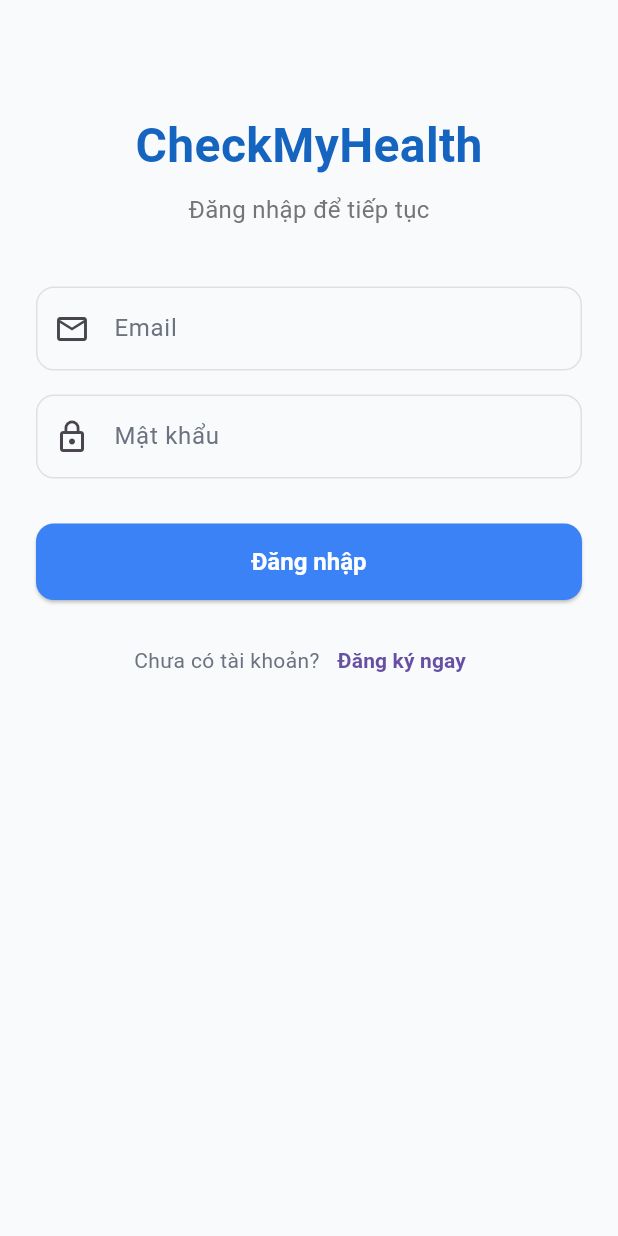
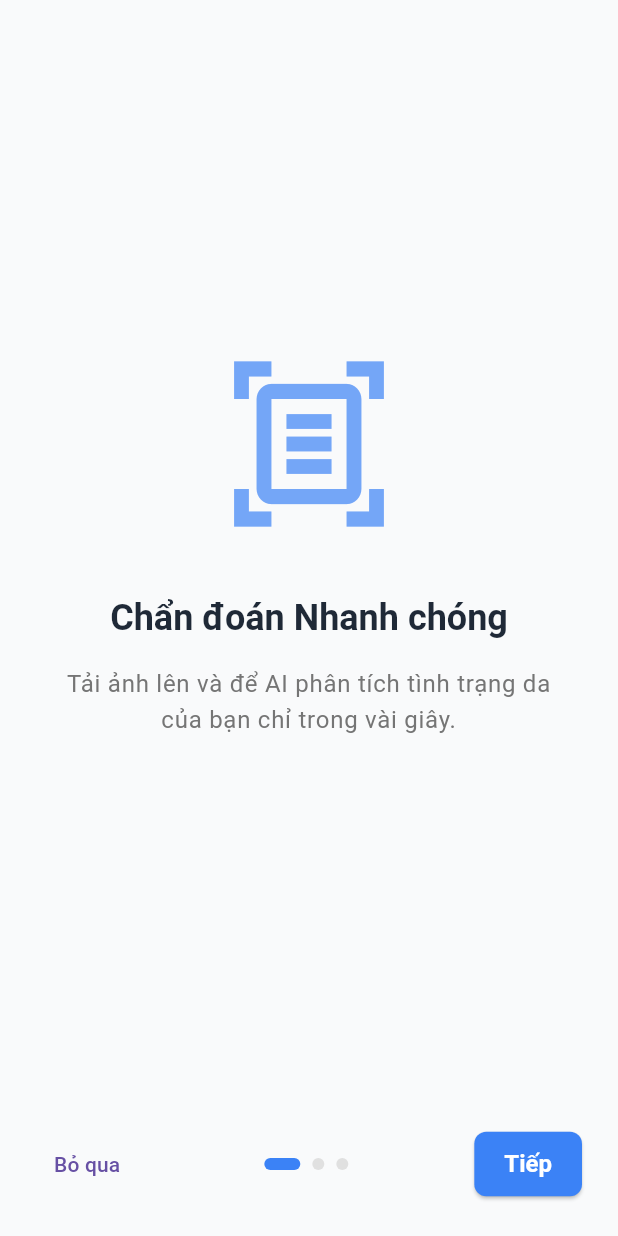
Before and after one commit to DuyTruong-myGit/skin_app_frontend, a Flutter app: the screen it shows after launch, on a phone screen of 412 x 824 dp. Run offline on Flutter 3.47's test engine with Material 3 defaults, Android fonts, the phone set to English and light mode, and no system bars; our stand-ins replace dio, fl_chart, flutter_secure_storage, image_picker, jwt_decoder, shared_preferences.

Commit message:
feat(ui): Hoàn thiện Giai đoạn chào (Onboarding) và Giai đoạn Theme (Light/Dark Theme)

```diff
--- a/lib/config/app_theme.dart
+++ b/lib/config/app_theme.dart
@@ -1,66 +1,46 @@
 import 'package:flutter/material.dart';
 
 class AppTheme {
-  // Màu sắc chủ đạo (Xanh dương y tế nhẹ nhàng)
+  // === MÀU SÁNG ===
   static const Color primaryColor = Color(0xFF3B82F6); // Blue-500
   static const Color primaryLightColor = Color(0xFFBFDBFE); // Blue-200
-
-  // Màu nền
   static const Color backgroundColor = Color(0xFFF9FAFB); // Cool Gray-50
-
-  // Màu chữ
   static const Color textColor = Color(0xFF1F2937); // Cool Gray-800
   static const Color textSecondaryColor = Color(0xFF6B7280); // Cool Gray-500
 
-  // Định nghĩa ThemeData
+  // === MÀU TỐI ===
+  static const Color darkBackgroundColor = Color(0xFF1F2937); // Cool Gray-800
+  static const Color darkCardColor = Color(0xFF374151); // Cool Gray-700
+  static const Color darkTextColor = Color(0xFFF9FAFB); // Cool Gray-50
+  static const Color darkTextSecondaryColor = Color(0xFF9CA3AF); // Cool Gray-400
+
+  // === THEME SÁNG ===
   static ThemeData get lightTheme {
     return ThemeData(
+      brightness: Brightness.light,
       primaryColor: primaryColor,
       scaffoldBackgroundColor: backgroundColor,
-
-      // Cấu hình AppBar
       appBarTheme: const AppBarTheme(
         backgroundColor: backgroundColor,
         elevation: 0,
         iconTheme: IconThemeData(color: textColor),
-        titleTextStyle: TextStyle(
-          color: textColor,
-          fontSize: 20,
-          fontWeight: FontWeight.w600,
-        ),
+        titleTextStyle: TextStyle(color: textColor, fontSize: 20, fontWeight: FontWeight.w600),
       ),
-
-      // Cấu hình Text
       textTheme: const TextTheme(
-        headlineSmall: TextStyle(
-          color: textColor,
-          fontWeight: FontWeight.bold,
-        ),
-        titleLarge: TextStyle(
-          color: textColor,
-          fontWeight: FontWeight.w600,
-        ),
+        headlineSmall: TextStyle(color: textColor, fontWeight: FontWeight.bold),
+        titleLarge: TextStyle(color: textColor, fontWeight: FontWeight.w600),
         bodyLarge: TextStyle(color: textColor, fontSize: 16),
         bodyMedium: TextStyle(color: textSecondaryColor, fontSize: 14),
       ),
-
-      // Cấu hình Nút bấm
       elevatedButtonTheme: ElevatedButtonThemeData(
         style: ElevatedButton.styleFrom(
           backgroundColor: primaryColor,
           foregroundColor: Colors.white,
-          shape: RoundedRectangleBorder(
-            borderRadius: BorderRadius.circular(12),
-          ),
+          shape: RoundedRectangleBorder(borderRadius: BorderRadius.circular(12)),
           padding: const EdgeInsets.symmetric(vertical: 16, horizontal: 24),
-          textStyle: const TextStyle(
-            fontSize: 16,
-            fontWeight: FontWeight.bold,
-          ),
+          textStyle: const TextStyle(fontSize: 16, fontWeight: FontWeight.bold),
         ),
       ),
-
-      // Cấu hình Ô nhập liệu
       inputDecorationTheme: InputDecorationTheme(
         border: OutlineInputBorder(
           borderRadius: BorderRadius.circular(12),
@@ -76,6 +56,74 @@ class AppTheme {
         ),
         labelStyle: const TextStyle(color: textSecondaryColor),
       ),
+      // === SỬA LỖI 1 Ở ĐÂY ===
+      cardTheme: CardThemeData(
+        elevation: 0.5,
+        color: Colors.white,
+        shape: RoundedRectangleBorder(borderRadius: BorderRadius.circular(12)),
+      ),
+      bottomNavigationBarTheme: BottomNavigationBarThemeData(
+        backgroundColor: Colors.white,
+        selectedItemColor: primaryColor,
+        unselectedItemColor: textSecondaryColor,
+      ),
+    );
+  }
+
+  // === THEME TỐI (MỚI) ===
+  static ThemeData get darkTheme {
+    return ThemeData(
+      brightness: Brightness.dark,
+      primaryColor: primaryColor,
+      scaffoldBackgroundColor: darkBackgroundColor,
+      appBarTheme: const AppBarTheme(
+        backgroundColor: darkBackgroundColor,
+        elevation: 0,
+        iconTheme: IconThemeData(color: darkTextColor),
+        titleTextStyle: TextStyle(color: darkTextColor, fontSize: 20, fontWeight: FontWeight.w600),
+      ),
+      textTheme: const TextTheme(
+        headlineSmall: TextStyle(color: darkTextColor, fontWeight: FontWeight.bold),
+        titleLarge: TextStyle(color: darkTextColor, fontWeight: FontWeight.w600),
+        bodyLarge: TextStyle(color: darkTextColor, fontSize: 16),
+        bodyMedium: TextStyle(color: darkTextSecondaryColor, fontSize: 14),
+      ),
+      elevatedButtonTheme: ElevatedButtonThemeData(
+        style: ElevatedButton.styleFrom(
+          backgroundColor: primaryColor,
+          foregroundColor: Colors.white,
+          shape: RoundedRectangleBorder(borderRadius: BorderRadius.circular(12)),
+          padding: const EdgeInsets.symmetric(vertical: 16, horizontal: 24),
+          textStyle: const TextStyle(fontSize: 16, fontWeight: FontWeight.bold),
+        ),
+      ),
+      inputDecorationTheme: InputDecorationTheme(
+        border: OutlineInputBorder(
+          borderRadius: BorderRadius.circular(12),
+          borderSide: const BorderSide(color: primaryLightColor),
+        ),
+        enabledBorder: OutlineInputBorder(
+          borderRadius: BorderRadius.circular(12),
+          borderSide: BorderSide(color: Colors.grey[700]!),
+        ),
+        focusedBorder: OutlineInputBorder(
+          borderRadius: BorderRadius.circular(12),
+          borderSide: const BorderSide(color: primaryColor, width: 2.0),
+        ),
+        labelStyle: const TextStyle(color: darkTextSecondaryColor),
+        prefixIconColor: darkTextSecondaryColor,
+      ),
+      // === SỬA LỖI 2 Ở ĐÂY ===
+      cardTheme: CardThemeData(
+        elevation: 0.5,
+        color: darkCardColor, // Màu thẻ tối
+        shape: RoundedRectangleBorder(borderRadius: BorderRadius.circular(12)),
+      ),
+      bottomNavigationBarTheme: BottomNavigationBarThemeData(
+        backgroundColor: darkCardColor, // Màu BottomNav tối
+        selectedItemColor: primaryColor,
+        unselectedItemColor: darkTextSecondaryColor,
+      ),
     );
   }
 }
--- a/lib/main.dart
+++ b/lib/main.dart
@@ -2,9 +2,15 @@ import 'package:flutter/material.dart';
 import 'package:app/config/app_theme.dart';
 import 'package:app/screens/splash_screen.dart';
 import 'package:app/services/navigation_service.dart';
-
+import 'package:app/providers/theme_provider.dart';
+import 'package:provider/provider.dart';
 void main() {
-  runApp(const MyApp());
+  runApp(
+    ChangeNotifierProvider(
+      create: (context) => ThemeProvider(),
+      child: const MyApp(),
+    ),
+  );
 }
 
 class MyApp extends StatelessWidget {
@@ -12,12 +18,22 @@ class MyApp extends StatelessWidget {
 
   @override
   Widget build(BuildContext context) {
-    return MaterialApp(
-      navigatorKey: NavigationService.navigatorKey,
-      title: 'Chẩn đoán Da',
-      theme: AppTheme.lightTheme,
-      debugShowCheckedModeBanner: false, // Tắt banner "Debug"
-      home: SplashScreen(),
+    // Lắng nghe ThemeProvider bằng 'Consumer'
+    return Consumer<ThemeProvider>(
+      builder: (context, themeProvider, child) {
+        // 'themeProvider' bây giờ đã được định nghĩa
+        return MaterialApp(
+          navigatorKey: NavigationService.navigatorKey,
+          title: 'Chẩn đoán Da',
+
+          theme: AppTheme.lightTheme,      // Theme Sáng
+          darkTheme: AppTheme.darkTheme,   // Theme Tối
+          themeMode: themeProvider.themeMode, // Lựa chọn của user
+
+          debugShowCheckedModeBanner: false,
+          home: SplashScreen(),
+        );
+      },
     );
   }
 }
--- /dev/null
+++ b/lib/providers/theme_provider.dart
@@ -0,0 +1,77 @@
+import 'package:flutter/material.dart';
+import 'package:shared_preferences/shared_preferences.dart';
+
+// Enum để định nghĩa các lựa chọn
+enum ThemeModeOption { system, light, dark }
+
+class ThemeProvider extends ChangeNotifier {
+  // Mặc định là theo hệ thống
+  ThemeMode _themeMode = ThemeMode.system;
+
+  ThemeMode get themeMode => _themeMode;
+
+  ThemeProvider() {
+    // Tải lựa chọn đã lưu khi khởi động
+    _loadThemeMode();
+  }
+
+  // Tải theme từ bộ nhớ
+  Future<void> _loadThemeMode() async {
+    final prefs = await SharedPreferences.getInstance();
+    // Đọc 'theme' đã lưu (ví dụ: 'system', 'light', 'dark')
+    final String themeString = prefs.getString('theme_mode') ?? 'system';
+
+    _themeMode = _stringToThemeMode(themeString);
+    notifyListeners();
+  }
+
+  // Chuyển đổi theme và lưu lại
+  Future<void> setThemeMode(ThemeModeOption option) async {
+    _themeMode = _optionToThemeMode(option);
+
+    final prefs = await SharedPreferences.getInstance();
+    await prefs.setString('theme_mode', _themeModeToString(option));
+
+    // Thông báo cho tất cả widget đang lắng nghe để "vẽ" lại
+    notifyListeners();
+  }
+
+  // --- Các hàm tiện ích (helper) ---
+
+  ThemeMode _optionToThemeMode(ThemeModeOption option) {
+    switch (option) {
+      case ThemeModeOption.light:
+        return ThemeMode.light;
+      case ThemeModeOption.dark:
+        return ThemeMode.dark;
+      default:
+        return ThemeMode.system;
+    }
+  }
+
+  ThemeModeOption get currentThemeOption {
+    switch (_themeMode) {
+      case ThemeMode.light:
+        return ThemeModeOption.light;
+      case ThemeMode.dark:
+        return ThemeModeOption.dark;
+      default:
+        return ThemeModeOption.system;
+    }
+  }
+
+  String _themeModeToString(ThemeModeOption option) {
+    return option.toString().split('.').last; // 'ThemeModeOption.system' -> 'system'
+  }
+
+  ThemeMode _stringToThemeMode(String themeString) {
+    switch (themeString) {
+      case 'light':
+        return ThemeMode.light;
+      case 'dark':
+        return ThemeMode.dark;
+      default:
+        return ThemeMode.system;
+    }
+  }
+}
--- /dev/null
+++ b/lib/screens/onboarding_screen.dart
@@ -0,0 +1,182 @@
+import 'package:app/screens/login_screen.dart'; // Đổi 'app' nếu tên dự án khác
+import 'package:flutter/material.dart';
+import 'package:shared_preferences/shared_preferences.dart';
+
+class OnboardingScreen extends StatefulWidget {
+  const OnboardingScreen({super.key});
+
+  @override
+  State<OnboardingScreen> createState() => _OnboardingScreenState();
+}
+
+class _OnboardingScreenState extends State<OnboardingScreen> {
+  // Bộ điều khiển cho PageView
+  final PageController _pageController = PageController();
+  int _currentPage = 0;
+
+  // Hàm được gọi khi nhấn "Bỏ qua" hoặc "Hoàn thành"
+  Future<void> _completeOnboarding() async {
+    // 1. Lưu lại là đã xem
+    final prefs = await SharedPreferences.getInstance();
+    await prefs.setBool('onboarding_complete', true);
+
+    if (!mounted) return;
+    // 2. Điều hướng đến Trang Đăng nhập
+    Navigator.of(context).pushReplacement(
+      MaterialPageRoute(builder: (context) => const LoginScreen()),
+    );
+  }
+
+  @override
+  Widget build(BuildContext context) {
+    return Scaffold(
+      body: SafeArea(
+        child: Column(
+          children: [
+            // Phần 1: Các trang lướt qua (Slides)
+            Expanded(
+              child: PageView(
+                controller: _pageController,
+                onPageChanged: (int page) {
+                  setState(() {
+                    _currentPage = page;
+                  });
+                },
+                children: const [
+                  // Slide 1
+                  OnboardingPage(
+                    icon: Icons.document_scanner_outlined,
+                    title: 'Chẩn đoán Nhanh chóng',
+                    description: 'Tải ảnh lên và để AI phân tích tình trạng da của bạn chỉ trong vài giây.',
+                  ),
+                  // Slide 2
+                  OnboardingPage(
+                    icon: Icons.history_edu_outlined,
+                    title: 'Xem Lại Lịch sử',
+                    description: 'Dễ dàng theo dõi và xem lại các kết quả chẩn đoán trước đây của bạn.',
+                  ),
+                  // Slide 3
+                  OnboardingPage(
+                    icon: Icons.health_and_safety_outlined,
+                    title: 'Tham khảo Y tế',
+                    description: 'Nhận các khuyến nghị và mô tả tham khảo. (Lưu ý: Luôn tham khảo ý kiến bác sĩ).',
+                  ),
+                ],
+              ),
+            ),
+
+            // Phần 2: Dấu chấm và Nút bấm
+            Padding(
+              padding: const EdgeInsets.all(24.0),
+              child: Row(
+                mainAxisAlignment: MainAxisAlignment.spaceBetween,
+                children: [
+                  // Nút Bỏ qua (Chỉ hiện ở 2 slide đầu)
+                  _currentPage != 2
+                      ? TextButton(
+                    onPressed: _completeOnboarding,
+                    child: const Text('Bỏ qua'),
+                  )
+                      : const SizedBox(width: 60), // Giữ chỗ
+
+                  // Dấu chấm (Dots)
+                  Row(
+                    mainAxisAlignment: MainAxisAlignment.center,
+                    children: List.generate(3, (index) => _buildDot(index)),
+                  ),
+
+                  // Nút Tiếp / Hoàn thành
+                  ElevatedButton(
+                    onPressed: () {
+                      if (_currentPage == 2) {
+                        // Nếu là slide cuối -> Hoàn thành
+                        _completeOnboarding();
+                      } else {
+                        // Nếu là slide 1, 2 -> Sang slide tiếp
+                        _pageController.nextPage(
+                          duration: const Duration(milliseconds: 300),
+                          curve: Curves.easeIn,
+                        );
+                      }
+                    },
+                    style: ElevatedButton.styleFrom(
+                        shape: RoundedRectangleBorder(
+                            borderRadius: BorderRadius.circular(8)
+                        ),
+                        padding: const EdgeInsets.symmetric(horizontal: 20, vertical: 12)
+                    ),
+                    child: Text(
+                      _currentPage == 2 ? 'Bắt đầu' : 'Tiếp',
+                    ),
+                  ),
+                ],
+              ),
+            ),
+          ],
+        ),
+      ),
+    );
+  }
+
+  // Widget con để vẽ dấu chấm
+  Widget _buildDot(int index) {
+    return AnimatedContainer(
+      duration: const Duration(milliseconds: 150),
+      margin: const EdgeInsets.symmetric(horizontal: 4),
+      height: 8,
+      width: _currentPage == index ? 24 : 8, // Dài hơn nếu được chọn
+      decoration: BoxDecoration(
+        color: _currentPage == index ? Theme.of(context).primaryColor : Colors.grey[300],
+        borderRadius: BorderRadius.circular(4),
+      ),
+    );
+  }
+}
+
+
+// === TÁCH WIDGET CHO MỘT TRANG SLIDE ===
+class OnboardingPage extends StatelessWidget {
+  final IconData icon;
+  final String title;
+  final String description;
+
+  const OnboardingPage({
+    super.key,
+    required this.icon,
+    required this.title,
+    required this.description,
+  });
+
+  @override
+  Widget build(BuildContext context) {
+    return Padding(
+      padding: const EdgeInsets.all(40.0),
+      child: Column(
+        mainAxisAlignment: MainAxisAlignment.center,
+        children: [
+          Icon(
+            icon,
+            size: 120,
+            color: Theme.of(context).primaryColor.withOpacity(0.7),
+          ),
+          const SizedBox(height: 40),
+          Text(
+            title,
+            style: Theme.of(context).textTheme.headlineSmall?.copyWith(
+              fontWeight: FontWeight.bold,
+            ),
+            textAlign: TextAlign.center,
+          ),
+          const SizedBox(height: 16),
+          Text(
+            description,
+            style: Theme.of(context).textTheme.bodyLarge?.copyWith(
+                color: Colors.grey[600]
+            ),
+            textAlign: TextAlign.center,
+          ),
+        ],
+      ),
+    );
+  }
+}
--- a/pubspec.yaml
+++ b/pubspec.yaml
@@ -51,6 +51,9 @@ dependencies:
 
   # Thư viện giải mã Token (để đọc role)
   jwt_decoder: ^2.0.1
+
+  # Thư viện lưu trữ đơn giản (để nhớ đã xem onboarding chưa)
+  shared_preferences: ^2.2.3
 
   # Thư viện vẽ biểu đồ
   fl_chart: ^0.68.0
```
Also changed, not shown: lib/screens/profile_screen.dart (+54 -20 lines), lib/screens/splash_screen.dart (+25 -4 lines), pubspec.lock, 1 other file.
